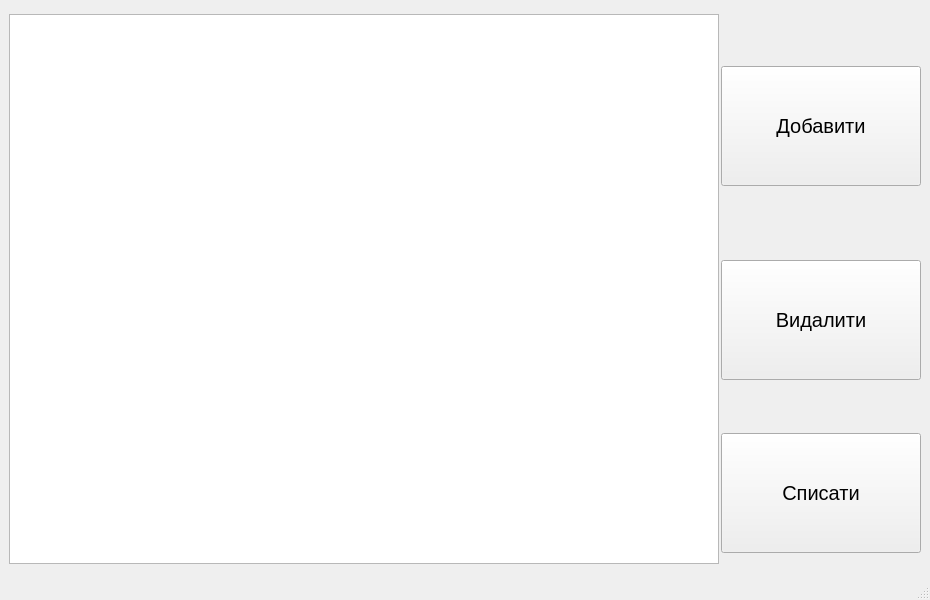
Gr1bochek/kersovaia, file storage.ui: the form before one commit.
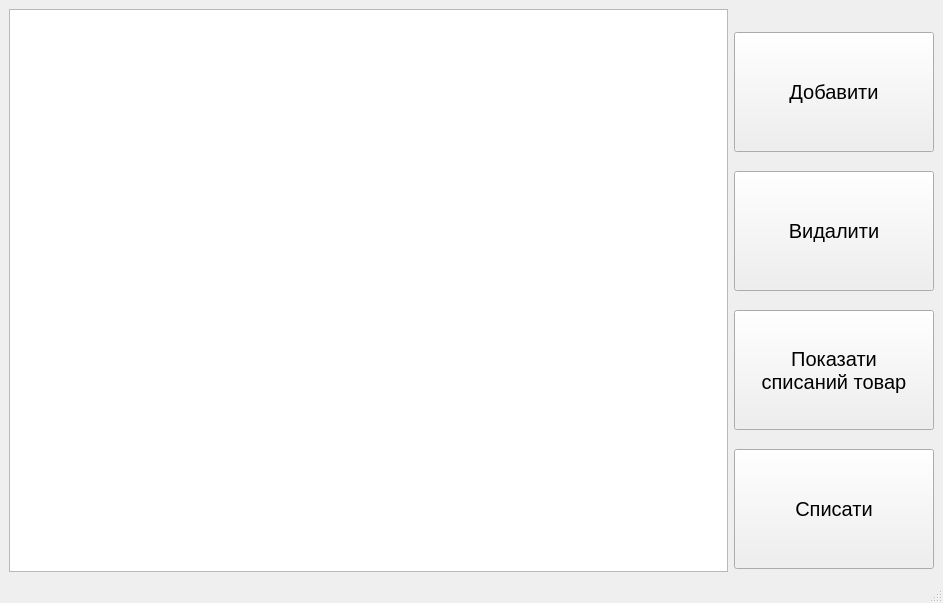
The form after the commit.

```diff
--- a/storage.ui
+++ b/storage.ui
@@ -6,8 +6,8 @@
    <rect>
     <x>0</x>
     <y>0</y>
-    <width>930</width>
-    <height>600</height>
+    <width>943</width>
+    <height>603</height>
    </rect>
   </property>
   <property name="minimumSize">
@@ -21,7 +21,7 @@
   </property>
   <widget class="QWidget" name="centralwidget">
    <layout class="QGridLayout" name="gridLayout">
-    <item row="0" column="0" rowspan="3">
+    <item row="0" column="0">
      <widget class="QTableView" name="tableView">
       <property name="minimumSize">
        <size>
@@ -32,6 +32,8 @@
      </widget>
     </item>
     <item row="0" column="1">
+     <layout class="QVBoxLayout" name="verticalLayout">
+      <item>
      <widget class="QPushButton" name="Button_Dodaty">
       <property name="minimumSize">
        <size>
@@ -58,7 +60,7 @@
       </property>
      </widget>
     </item>
-    <item row="1" column="1">
+      <item>
      <widget class="QPushButton" name="Button_Delete">
       <property name="minimumSize">
        <size>
@@ -82,7 +84,32 @@
       </property>
      </widget>
     </item>
-    <item row="2" column="1">
+      <item>
+       <widget class="QPushButton" name="ChangeTable">
+        <property name="minimumSize">
+         <size>
+          <width>200</width>
+          <height>120</height>
+         </size>
+        </property>
+        <property name="maximumSize">
+         <size>
+          <width>170</width>
+          <height>100</height>
+         </size>
+        </property>
+        <property name="font">
+         <font>
+          <pointsize>15</pointsize>
+         </font>
+        </property>
+        <property name="text">
+         <string>Показати
+списаний товар</string>
+        </property>
+       </widget>
+      </item>
+      <item>
      <widget class="QPushButton" name="Button_Spisaty">
       <property name="minimumSize">
        <size>
@@ -107,6 +134,8 @@
      </widget>
     </item>
    </layout>
+    </item>
+   </layout>
   </widget>
   <widget class="QMenuBar" name="menubar">
    <property name="geometry">
```
Left out of the diff: 2 changed lines with no effect on the pictures. Lines whose indentation alone changed are shown as unchanged.
